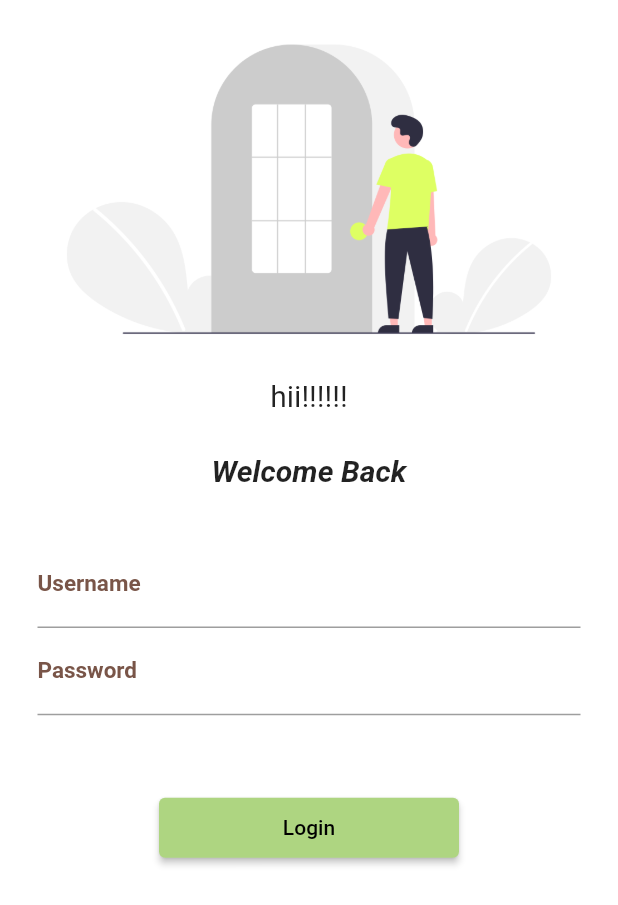
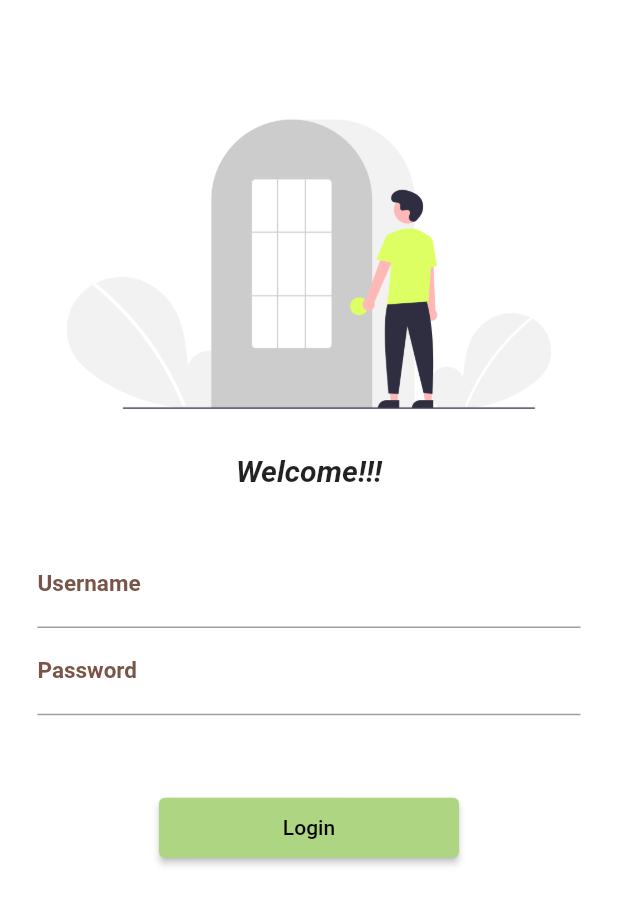
Before and after one commit to Varunsharma2k1/Flutter, a Flutter app: the screen it shows after launch, on a phone screen of 412 x 824 dp. Shown: the top 905 px of the screen. Run offline on Flutter 3.47's test engine with Material 2 defaults, Android fonts, the phone set to English and light mode, and no system bars.

Commit message:
day4 complete

```diff
--- a/lib/Pages/LoginPage.dart
+++ b/lib/Pages/LoginPage.dart
@@ -9,21 +9,15 @@ class LoginPage extends StatelessWidget {
       color: Colors.white,
       child: Column(
         children: [
+          const SizedBox(
+            height: 50,
+          ),
           Image.asset(
             "assets/images/Login_img.png",
             fit: BoxFit.fitWidth,
           ),
-          const SizedBox(
-            height: 50.0,
-            child: Text(
-              "hii!!!!!!",
-              style: TextStyle(
-                fontSize: 20,
-              ),
-            ),
-          ),
           const Text(
-            "Welcome Back",
+            "Welcome!!!",
             style: TextStyle(
               fontSize: 20,
               fontWeight: FontWeight.bold,
```
